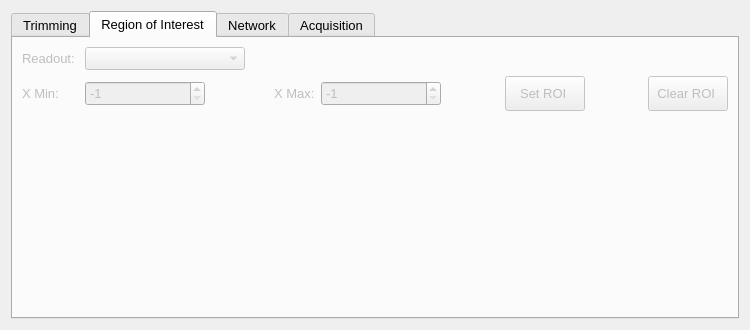
This is slsDetectorGui/forms/form_tab_advanced.ui in slsdetectorgroup/slsDetectorPackage as Qt 5 draws it before an edit. The edited form follows.
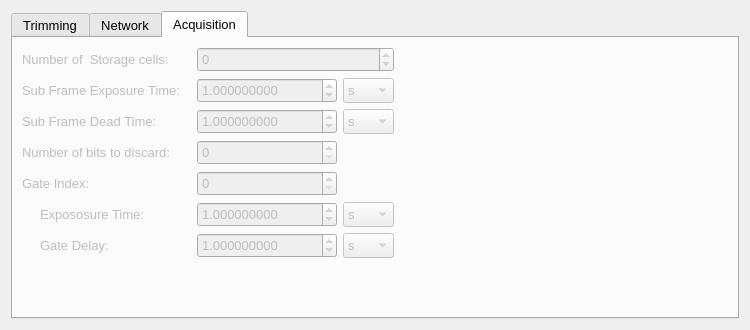
This is the edited form. The open tabs and pages were chosen to show the change. Icons and pictures are not drawn.

Patch:
```diff
--- a/slsDetectorGui/forms/form_tab_advanced.ui
+++ b/slsDetectorGui/forms/form_tab_advanced.ui
@@ -178,309 +178,6 @@
        </item>
       </layout>
      </widget>
-     <widget class="QWidget" name="tab_roi">
-      <property name="enabled">
-       <bool>false</bool>
-      </property>
-      <property name="font">
-       <font>
-        <family>Cantarell</family>
-        <pointsize>10</pointsize>
-       </font>
-      </property>
-      <attribute name="title">
-       <string>Region of Interest</string>
-      </attribute>
-      <layout class="QGridLayout" name="gridLayout_4">
-       <item row="1" column="0">
-        <widget class="QLabel" name="label_2">
-         <property name="sizePolicy">
-          <sizepolicy hsizetype="Preferred" vsizetype="Fixed">
-           <horstretch>0</horstretch>
-           <verstretch>0</verstretch>
-          </sizepolicy>
-         </property>
-         <property name="font">
-          <font>
-           <family>Cantarell</family>
-           <pointsize>10</pointsize>
-          </font>
-         </property>
-         <property name="text">
-          <string>X Min:</string>
-         </property>
-        </widget>
-       </item>
-       <item row="1" column="8">
-        <widget class="QPushButton" name="btnClearRoi">
-         <property name="sizePolicy">
-          <sizepolicy hsizetype="Minimum" vsizetype="Fixed">
-           <horstretch>0</horstretch>
-           <verstretch>0</verstretch>
-          </sizepolicy>
-         </property>
-         <property name="minimumSize">
-          <size>
-           <width>0</width>
-           <height>35</height>
-          </size>
-         </property>
-         <property name="maximumSize">
-          <size>
-           <width>16777215</width>
-           <height>35</height>
-          </size>
-         </property>
-         <property name="font">
-          <font>
-           <family>Cantarell</family>
-           <pointsize>10</pointsize>
-          </font>
-         </property>
-         <property name="toolTip">
-          <string>&lt;html&gt;&lt;head/&gt;&lt;body&gt;&lt;p&gt;Clear ROI at detector level&lt;/p&gt;&lt;p&gt;#clearroi#&lt;/p&gt;&lt;/body&gt;&lt;/html&gt;</string>
-         </property>
-         <property name="text">
-          <string>Clear ROI </string>
-         </property>
-         <property name="icon">
-          <iconset resource="../include/icons.qrc">
-           <normaloff>:/icons/images/erase.png</normaloff>:/icons/images/erase.png</iconset>
-         </property>
-        </widget>
-       </item>
-       <item row="1" column="1">
-        <widget class="QSpinBox" name="spinXmin">
-         <property name="minimumSize">
-          <size>
-           <width>120</width>
-           <height>0</height>
-          </size>
-         </property>
-         <property name="maximumSize">
-          <size>
-           <width>120</width>
-           <height>25</height>
-          </size>
-         </property>
-         <property name="font">
-          <font>
-           <family>Cantarell</family>
-           <pointsize>10</pointsize>
-          </font>
-         </property>
-         <property name="toolTip">
-          <string>&lt;html&gt;&lt;head/&gt;&lt;body&gt;&lt;p&gt;Set ROI at detector level&lt;/p&gt;&lt;p&gt;#roi#&lt;/p&gt;&lt;/body&gt;&lt;/html&gt;</string>
-         </property>
-         <property name="minimum">
-          <number>-1</number>
-         </property>
-         <property name="maximum">
-          <number>1279</number>
-         </property>
-         <property name="value">
-          <number>-1</number>
-         </property>
-        </widget>
-       </item>
-       <item row="1" column="7">
-        <spacer name="horizontalSpacer_5">
-         <property name="orientation">
-          <enum>Qt::Horizontal</enum>
-         </property>
-         <property name="sizeHint" stdset="0">
-          <size>
-           <width>40</width>
-           <height>20</height>
-          </size>
-         </property>
-        </spacer>
-       </item>
-       <item row="1" column="3">
-        <widget class="QLabel" name="label_3">
-         <property name="sizePolicy">
-          <sizepolicy hsizetype="Preferred" vsizetype="Fixed">
-           <horstretch>0</horstretch>
-           <verstretch>0</verstretch>
-          </sizepolicy>
-         </property>
-         <property name="font">
-          <font>
-           <family>Cantarell</family>
-           <pointsize>10</pointsize>
-          </font>
-         </property>
-         <property name="toolTip">
-          <string>&lt;html&gt;&lt;head/&gt;&lt;body&gt;&lt;p&gt;Set ROI at detector level&lt;/p&gt;&lt;p&gt;#roi#&lt;/p&gt;&lt;/body&gt;&lt;/html&gt;</string>
-         </property>
-         <property name="text">
-          <string>X Max:</string>
-         </property>
-        </widget>
-       </item>
-       <item row="1" column="2">
-        <spacer name="horizontalSpacer_4">
-         <property name="orientation">
-          <enum>Qt::Horizontal</enum>
-         </property>
-         <property name="sizeHint" stdset="0">
-          <size>
-           <width>40</width>
-           <height>20</height>
-          </size>
-         </property>
-        </spacer>
-       </item>
-       <item row="1" column="4">
-        <widget class="QSpinBox" name="spinXmax">
-         <property name="minimumSize">
-          <size>
-           <width>120</width>
-           <height>0</height>
-          </size>
-         </property>
-         <property name="maximumSize">
-          <size>
-           <width>120</width>
-           <height>25</height>
-          </size>
-         </property>
-         <property name="font">
-          <font>
-           <family>Cantarell</family>
-           <pointsize>10</pointsize>
-          </font>
-         </property>
-         <property name="toolTip">
-          <string>&lt;html&gt;&lt;head/&gt;&lt;body&gt;&lt;p&gt;Set ROI at detector level&lt;/p&gt;&lt;p&gt;#roi#&lt;/p&gt;&lt;/body&gt;&lt;/html&gt;</string>
-         </property>
-         <property name="minimum">
-          <number>-1</number>
-         </property>
-         <property name="maximum">
-          <number>1279</number>
-         </property>
-         <property name="value">
-          <number>-1</number>
-         </property>
-        </widget>
-       </item>
-       <item row="0" column="0">
-        <widget class="QLabel" name="label">
-         <property name="sizePolicy">
-          <sizepolicy hsizetype="Preferred" vsizetype="Fixed">
-           <horstretch>0</horstretch>
-           <verstretch>0</verstretch>
-          </sizepolicy>
-         </property>
-         <property name="font">
-          <font>
-           <family>Cantarell</family>
-           <pointsize>10</pointsize>
-          </font>
-         </property>
-         <property name="text">
-          <string>Readout: </string>
-         </property>
-        </widget>
-       </item>
-       <item row="2" column="3">
-        <spacer name="verticalSpacer_3">
-         <property name="orientation">
-          <enum>Qt::Vertical</enum>
-         </property>
-         <property name="sizeHint" stdset="0">
-          <size>
-           <width>20</width>
-           <height>40</height>
-          </size>
-         </property>
-        </spacer>
-       </item>
-       <item row="1" column="6">
-        <widget class="QPushButton" name="btnSetRoi">
-         <property name="sizePolicy">
-          <sizepolicy hsizetype="Minimum" vsizetype="Fixed">
-           <horstretch>0</horstretch>
-           <verstretch>0</verstretch>
-          </sizepolicy>
-         </property>
-         <property name="minimumSize">
-          <size>
-           <width>0</width>
-           <height>35</height>
-          </size>
-         </property>
-         <property name="maximumSize">
-          <size>
-           <width>16777215</width>
-           <height>35</height>
-          </size>
-         </property>
-         <property name="font">
-          <font>
-           <family>Cantarell</family>
-           <pointsize>10</pointsize>
-          </font>
-         </property>
-         <property name="toolTip">
-          <string>&lt;html&gt;&lt;head/&gt;&lt;body&gt;&lt;p&gt;Set ROI at detector level&lt;/p&gt;&lt;p&gt;#roi#&lt;/p&gt;&lt;/body&gt;&lt;/html&gt;</string>
-         </property>
-         <property name="text">
-          <string>Set ROI </string>
-         </property>
-         <property name="icon">
-          <iconset resource="../include/icons.qrc">
-           <normaloff>:/icons/images/refresh.png</normaloff>:/icons/images/refresh.png</iconset>
-         </property>
-        </widget>
-       </item>
-       <item row="1" column="5">
-        <spacer name="horizontalSpacer_6">
-         <property name="orientation">
-          <enum>Qt::Horizontal</enum>
-         </property>
-         <property name="sizeHint" stdset="0">
-          <size>
-           <width>40</width>
-           <height>20</height>
-          </size>
-         </property>
-        </spacer>
-       </item>
-       <item row="0" column="1" colspan="4">
-        <widget class="QComboBox" name="comboReadout">
-         <property name="sizePolicy">
-          <sizepolicy hsizetype="Maximum" vsizetype="Fixed">
-           <horstretch>0</horstretch>
-           <verstretch>0</verstretch>
-          </sizepolicy>
-         </property>
-         <property name="minimumSize">
-          <size>
-           <width>160</width>
-           <height>0</height>
-          </size>
-         </property>
-         <property name="maximumSize">
-          <size>
-           <width>16777215</width>
-           <height>25</height>
-          </size>
-         </property>
-         <property name="font">
-          <font>
-           <family>Cantarell</family>
-           <pointsize>10</pointsize>
-          </font>
-         </property>
-         <property name="toolTip">
-          <string>&lt;html&gt;&lt;head/&gt;&lt;body&gt;&lt;p&gt;Select readout to set ROI at detector level&lt;/p&gt;&lt;p&gt;#roi#&lt;/p&gt;&lt;/body&gt;&lt;/html&gt;</string>
-         </property>
-        </widget>
-       </item>
-      </layout>
-     </widget>
      <widget class="QWidget" name="tab_network">
       <property name="font">
        <font>
```
Left out of the diff: 7 changed lines with no effect on the pictures.
